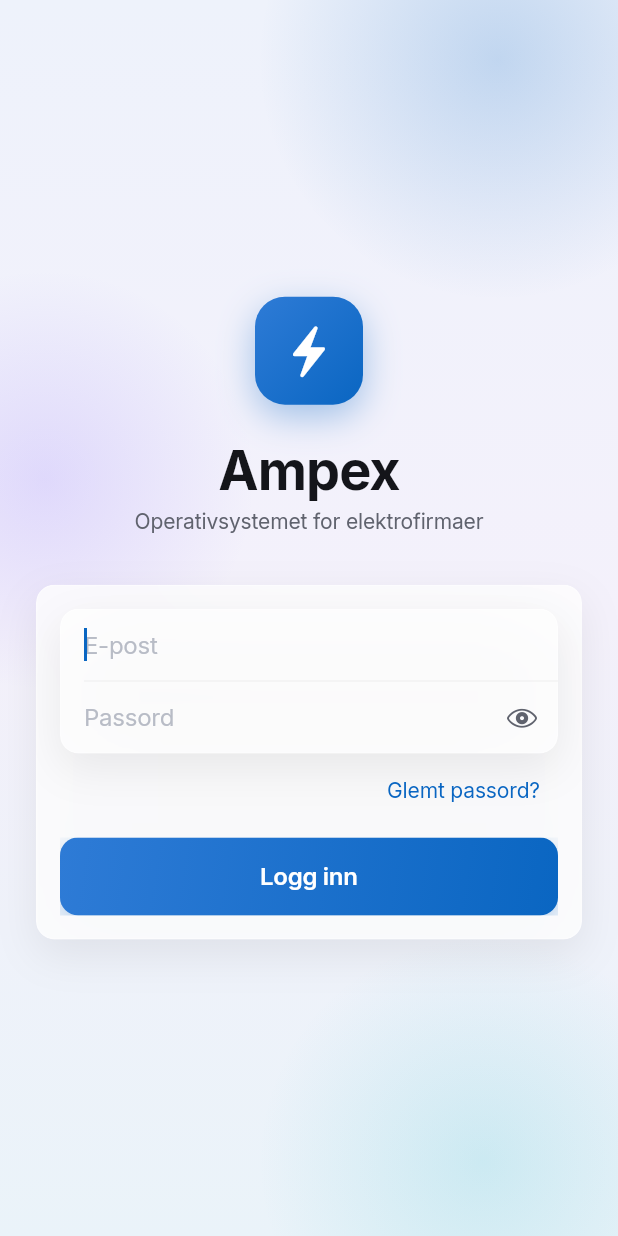
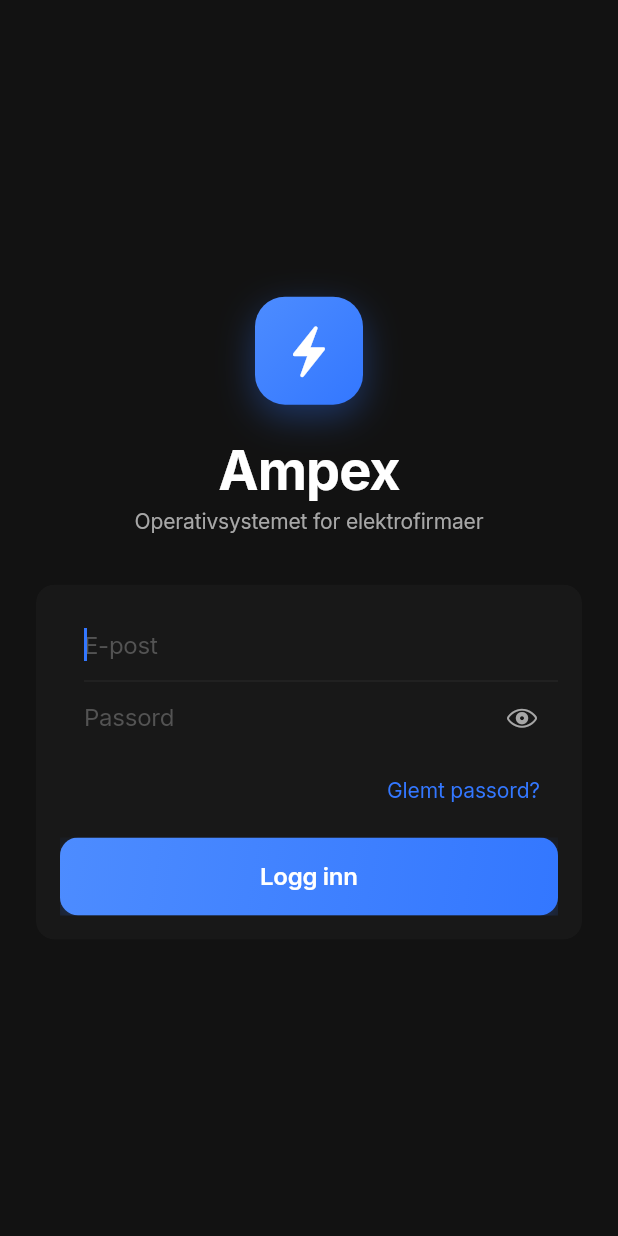
Before and after one commit to stocktormod-design/ampex-xlr8, a Flutter app: the screen it shows after launch, on a phone screen of 412 x 824 dp. Run offline on Flutter 3.47's test engine with Material 3 defaults, Android fonts, the phone set to English and light mode, and no system bars; our stand-ins replace connectivity_plus, drift, drift_flutter, flutter_dotenv, flutter_riverpod, go_router and 2 more; accounts and stored records are empty; generated files the repository leaves out were written again.

Commit message:
design: pivot to true Spotify Dark Mode
User requested a more premium, seamless look matching Spotify.
- AppColors: switched entirely to Spotify dark theme (#000000 background,
  #121212 surfaces, high contrast white text, #A7A7A7 secondary text)
- AppTheme: locked to dark() mode regardless of system settings
- AmpexBackdrop: removed colorful blobs, now a clean dark void
- AmpexGlass: removed shadows (don't make sense on black), increased
  blur and refined the hairline border
- Typography: colors updated to dark mode tokens
- Docs: updated design-system.md to reflect the dark mode pivot

Co-authored-by: Cursor <cursoragent@cursor.com>

```diff
--- a/lib/core/theme/app_colors.dart
+++ b/lib/core/theme/app_colors.dart
@@ -2,72 +2,63 @@ import 'package:flutter/cupertino.dart';
 
 /// Ampex design tokens – farger (én sannhet for iOS, Android og web).
 ///
-/// Retning: iOS-struktur + Spotify-aktig glassmorfisme.
-/// – Mykt gradient-bakteppe gir dybde bak frostede glassflater.
-/// – Glassflater = halvgjennomsiktig hvit + blur + hårfin kant.
-/// – Én accent med svak gradient, brukt på primærhandlinger.
+/// Retning: Spotify Dark Mode. Ekte premium og seamless.
+/// – Kullsvart bakgrunn for dybde (`#000000` eller `#121212`).
+/// – Rene, svake overflater uten unødvendige kanter og farge-blobs.
+/// – Én tydelig accent-farge (Spotify-grønn/Ampex-blå), alt annet er nøytralt.
 abstract final class AppColors {
-  // ── Gradient-bakteppe (det glasset «blurrer») ──────────────────────────────
-  static const backdropTop = Color(0xFFEEF2FB);
-  static const backdropMid = Color(0xFFF4F1FB);
-  static const backdropBottom = Color(0xFFEAF3F9);
+  // ── Bakgrunn (Dyp mørk) ─────────────────────────────────────────────────────
+  /// Hovedbakgrunn (Helt svart for OLED-skjermer gir ekstrem dybde)
+  static const background = Color(0xFF121212); // Spotify hovedbakgrunn
 
-  /// Fargede «blobs» som gir liv bak glasset.
-  static const blobBlue = Color(0x330A66C2);
-  static const blobViolet = Color(0x2A7C5CFF);
-  static const blobCyan = Color(0x2618B5C9);
+  /// Overflate nivå 1 (Kort, grouped sections)
+  static const surface = Color(0xFF181818); // Spotify overflate
 
-  /// Solid fallback-bakgrunn (når blur ikke er ønskelig).
-  static const background = Color(0xFFEFF1F8);
+  /// Overflate nivå 2 (Tab bar, nav bar, quick tiles)
+  static const surfaceElevated = Color(0xFF282828); // Enda litt lysere
 
-  // ── Glassflater ─────────────────────────────────────────────────────────────
-  /// Frostet kort/seksjon.
-  static const glassSurface = Color(0xCCFFFFFF);
+  /// Overflate nivå 3 (Søkefelt, myke knapper)
+  static const surfaceHighlight = Color(0xFF333333);
 
-  /// Sterkere glass (nav/tab-bar).
-  static const glassBar = Color(0xE6FFFFFF);
+  // ── Tekst (Høy kontrast) ───────────────────────────────────────────────────
+  static const label = Color(0xFFFFFFFF);
+  static const labelSecondary = Color(0xFFA7A7A7); // Spotify grå
+  static const labelTertiary = Color(0xFF727272);
+  static const labelPlaceholder = Color(0xFF535353);
 
-  /// Hårfin lyskant øverst på glass.
-  static const glassBorder = Color(0x4DFFFFFF);
-
-  /// Solid hvit der vi trenger ugjennomsiktig flate.
-  static const surface = Color(0xFFFFFFFF);
-  static const surfaceElevated = Color(0xFFFAFAFC);
-
-  // ── Tekst ──────────────────────────────────────────────────────────────────
-  static const label = Color(0xFF14151A);
-  static const labelSecondary = Color(0xFF60636E);
-  static const labelTertiary = Color(0xFF9CA0AC);
-  static const labelPlaceholder = Color(0xFFB8BCC6);
-
-  // ── Accent ───────────────────────────────────────────────────────────────────
-  static const accent = Color(0xFF0A66C2);
-  static const accentBright = Color(0xFF2E7BD6);
-  static const accentSoft = Color(0xFFE6EFFB);
+  // ── Accent (Én tydelig handling) ────────────────────────────────────────────
+  /// Vi bruker en premium "elektrisk blå" som føles ren i dark mode.
+  static const accent = Color(0xFF3377FF);
+  static const accentSoft = Color(0x263377FF);
 
   static const LinearGradient accentGradient = LinearGradient(
     begin: Alignment.topLeft,
     end: Alignment.bottomRight,
-    colors: [accentBright, accent],
+    colors: [Color(0xFF4D8CFF), accent],
   );
 
   // ── Semantiske ─────────────────────────────────────────────────────────────
-  static const destructive = Color(0xFFE5484D);
-  static const success = Color(0xFF2D7A4F);
-  static const warning = Color(0xFFE8A317);
+  static const destructive = Color(0xFFE91429); // Skarpere rød
+  static const success = Color(0xFF1ED760); // Spotify-grønn
+  static const warning = Color(0xFFFFA42B);
 
-  // ── Skillelinjer ──────────────────────────────────────────────────────────
-  static const separator = Color(0x14000000);
-  static const separatorOpaque = Color(0xFFD8DAE2);
+  // ── Skillelinjer (Svært subtile i dark mode) ───────────────────────────────
+  static const separator = Color(0x1AFFFFFF); // Veldig svak hvit
+  static const separatorOpaque = Color(0xFF2A2A2A);
 
   // ── Interaktive states ────────────────────────────────────────────────────
-  static const pressed = Color(0x0F000000);
-  static const selected = Color(0x140A66C2);
+  static const pressed = Color(0x1AFFFFFF);
+  static const selected = Color(0x1A3377FF);
 
-  // ── Bakteppe-gradient (helper) ──────────────────────────────────────────────
+  // ── Glassflater (Tilpasset mørk modus) ──────────────────────────────────────
+  static const glassSurface = Color(0xFF181818); // Fast overflate i dark mode (ikke frostet for bedre ytelse og Spotify-look)
+  static const glassBar = Color(0xF2121212); // Kraftig frostet Spotify-bar
+  static const glassBorder = Color(0x1AFFFFFF); // Veldig svak hvit kant
+
+  // ── Bakteppe-gradient (helper for hero/login skjermer) ─────────────────────────
   static const LinearGradient backdropGradient = LinearGradient(
     begin: Alignment.topCenter,
     end: Alignment.bottomCenter,
-    colors: [backdropTop, backdropMid, backdropBottom],
+    colors: [Color(0xFF282828), Color(0xFF121212)],
   );
 }
--- a/lib/core/theme/app_theme.dart
+++ b/lib/core/theme/app_theme.dart
@@ -7,13 +7,16 @@ import 'app_radius.dart';
 import 'app_spacing.dart';
 import 'app_typography.dart';
 
-/// Ampex designsystem – lys modus.
+/// Ampex designsystem – DARK MODUS.
 ///
 /// Én ThemeData brukt på alle plattformer (iOS, Android, web).
-/// Cupertino-widgets arver farger via [cupertinoOverrideTheme].
 class AppTheme {
   static ThemeData light() {
-    const cs = ColorScheme.light(
+    return dark(); // Tvinger dyp Spotify-tema overalt, uansett systeminnstilling.
+  }
+
+  static ThemeData dark() {
+    const cs = ColorScheme.dark(
       primary: AppColors.accent,
       onPrimary: Colors.white,
       surface: AppColors.surface,
@@ -23,8 +26,8 @@ class AppTheme {
       outlineVariant: AppColors.separatorOpaque,
       error: AppColors.destructive,
       onError: Colors.white,
-      surfaceContainerHighest: AppColors.background,
-      surfaceContainerLow: AppColors.accentSoft,
+      surfaceContainerHighest: AppColors.surfaceElevated,
+      surfaceContainerLow: AppColors.surfaceHighlight,
     );
 
     return ThemeData(
@@ -37,10 +40,10 @@ class AppTheme {
 
       // ── Cupertino overlay ───────────────────────────────────────────────────
       cupertinoOverrideTheme: const CupertinoThemeData(
-        brightness: Brightness.light,
+        brightness: Brightness.dark,
         primaryColor: AppColors.accent,
         scaffoldBackgroundColor: AppColors.background,
-        barBackgroundColor: AppColors.surfaceElevated,
+        barBackgroundColor: AppColors.background,
       ),
 
       // ── AppBar ──────────────────────────────────────────────────────────────
@@ -50,9 +53,9 @@ class AppTheme {
         backgroundColor: AppColors.background,
         foregroundColor: AppColors.label,
         titleTextStyle: AppTypography.headline,
-        systemOverlayStyle: SystemUiOverlayStyle(
-          statusBarBrightness: Brightness.light,
-          statusBarIconBrightness: Brightness.dark,
+        systemOverlayStyle: const SystemUiOverlayStyle(
+          statusBarBrightness: Brightness.dark,
+          statusBarIconBrightness: Brightness.light,
         ),
       ),
 
@@ -83,7 +86,7 @@ class AppTheme {
       ),
       textButtonTheme: TextButtonThemeData(
         style: TextButton.styleFrom(
-          foregroundColor: AppColors.accent,
+          foregroundColor: AppColors.label, // Hvit i mørkt tema for renhet
           textStyle: AppTypography.body,
           minimumSize: const Size(0, AppSpacing.minTouch),
         ),
@@ -92,7 +95,7 @@ class AppTheme {
       // ── Input ───────────────────────────────────────────────────────────────
       inputDecorationTheme: InputDecorationTheme(
         filled: true,
-        fillColor: AppColors.surface,
+        fillColor: AppColors.surfaceHighlight, // Viser inputfeltet i mørket
         contentPadding: const EdgeInsets.symmetric(
           horizontal: AppSpacing.rowH,
           vertical: AppSpacing.rowV,
@@ -107,7 +110,7 @@ class AppTheme {
         ),
         focusedBorder: OutlineInputBorder(
           borderRadius: AppRadius.sectionBorder,
-          borderSide: const BorderSide(color: AppColors.accent, width: 1.5),
+          borderSide: const BorderSide(color: AppColors.labelSecondary, width: 1),
         ),
         errorBorder: OutlineInputBorder(
           borderRadius: AppRadius.sectionBorder,
@@ -130,8 +133,8 @@ class AppTheme {
 
       // ── BottomNavigation ────────────────────────────────────────────────────
       bottomNavigationBarTheme: BottomNavigationBarThemeData(
-        backgroundColor: AppColors.surfaceElevated,
-        selectedItemColor: AppColors.accent,
+        backgroundColor: AppColors.background,
+        selectedItemColor: AppColors.label,
         unselectedItemColor: AppColors.labelSecondary,
         selectedLabelStyle: AppTypography.tabLabel,
         unselectedLabelStyle: AppTypography.tabLabel,
@@ -140,14 +143,4 @@ class AppTheme {
       ),
     );
   }
-
-  /// CupertinoThemeData for rene Cupertino-komponenter.
-  static CupertinoThemeData cupertino() {
-    return const CupertinoThemeData(
-      brightness: Brightness.light,
-      primaryColor: AppColors.accent,
-      scaffoldBackgroundColor: AppColors.background,
-      barBackgroundColor: Color(0xF2F9F9FC),
-    );
-  }
 }
--- a/lib/core/widgets/ampex_glass.dart
+++ b/lib/core/widgets/ampex_glass.dart
@@ -5,10 +5,9 @@ import 'package:flutter/material.dart';
 import '../theme/app_colors.dart';
 import '../theme/app_radius.dart';
 
-/// Gradient-bakteppe med myke fargede «blobs».
+/// En helt ren bakgrunn, droppet farge-blobs. Ekte Spotify-clean.
 ///
-/// Dette er flaten alt glass legger seg oppå – gir dybde og den
-/// Spotify-aktige følelsen. Brukes som rot på hver skjerm.
+/// Brukes på start/login for en veldig myk gradient mot sort.
 class AmpexBackdrop extends StatelessWidget {
   const AmpexBackdrop({super.key, required this.child});
 
@@ -17,67 +16,22 @@ class AmpexBackdrop extends StatelessWidget {
   @override
   Widget build(BuildContext context) {
     return DecoratedBox(
-      decoration: const BoxDecoration(gradient: AppColors.backdropGradient),
-      child: Stack(
-        children: [
-          // Fargede blobs som glasset blurrer.
-          Positioned(
-            top: -120,
-            right: -80,
-            child: _Blob(color: AppColors.blobBlue, size: 320),
-          ),
-          Positioned(
-            top: 180,
-            left: -110,
-            child: _Blob(color: AppColors.blobViolet, size: 280),
-          ),
-          Positioned(
-            bottom: -100,
-            right: -60,
-            child: _Blob(color: AppColors.blobCyan, size: 300),
-          ),
-          Positioned.fill(child: child),
-        ],
-      ),
+      decoration: const BoxDecoration(color: AppColors.background), // Helt clean svart
+      child: child,
     );
   }
 }
 
-class _Blob extends StatelessWidget {
-  const _Blob({required this.color, required this.size});
-
-  final Color color;
-  final double size;
-
-  @override
-  Widget build(BuildContext context) {
-    return IgnorePointer(
-      child: Container(
-        width: size,
-        height: size,
-        decoration: BoxDecoration(
-          shape: BoxShape.circle,
-          gradient: RadialGradient(
-            colors: [color, color.withValues(alpha: 0)],
-          ),
-        ),
-      ),
-    );
-  }
-}
-
-/// Frostet glassflate – halvgjennomsiktig + blur + hårfin lyskant.
-///
-/// Den ene byggeklossen for kort, seksjoner, barer. Samme uttrykk overalt.
+/// Frostet glassflate – tilpasset dark mode.
 class AmpexGlass extends StatelessWidget {
   const AmpexGlass({
     super.key,
     required this.child,
     this.borderRadius = AppRadius.sectionBorder,
     this.color = AppColors.glassSurface,
-    this.blur = 24,
-    this.border = true,
-    this.shadow = true,
+    this.blur = 30, // Høyere blur i dark mode
+    this.border = false, // Drop borders for et renere uttrykk
+    this.shadow = false, // Drop skygger i mørkt tema (gir ikke mening på svart bakgrunn)
     this.clip = true,
   });
 
@@ -96,7 +50,7 @@ class AmpexGlass extends StatelessWidget {
         color: color,
         borderRadius: borderRadius,
         border: border
-            ? Border.all(color: AppColors.glassBorder, width: 1)
+            ? Border.all(color: AppColors.glassBorder, width: 0.5)
             : null,
       ),
       child: child,
@@ -112,20 +66,6 @@ class AmpexGlass extends StatelessWidget {
           )
         : content;
 
-    if (!shadow) return blurred;
-
-    return DecoratedBox(
-      decoration: BoxDecoration(
-        borderRadius: borderRadius,
-        boxShadow: const [
-          BoxShadow(
-            color: Color(0x12000000),
-            blurRadius: 24,
-            offset: Offset(0, 10),
-          ),
-        ],
-      ),
-      child: blurred,
-    );
+    return blurred; // Ingen skygge i mørk modus
   }
 }
--- a/lib/features/shell/presentation/app_tab_shell.dart
+++ b/lib/features/shell/presentation/app_tab_shell.dart
@@ -6,6 +6,7 @@ import 'package:go_router/go_router.dart';
 
 import '../../../core/theme/app_colors.dart';
 import '../../../core/theme/app_typography.dart';
+import '../../../core/widgets/ampex_glass.dart';
 
 /// Frostet glass-tab-bar. Innhold scroller under (extendBody).
 class AppTabShell extends StatelessWidget {
@@ -36,7 +37,7 @@ class AppTabShell extends StatelessWidget {
     return Scaffold(
       backgroundColor: Colors.transparent,
       extendBody: true,
-      body: navigationShell,
+      body: AmpexBackdrop(child: navigationShell),
       bottomNavigationBar: _GlassTabBar(
         currentIndex: navigationShell.currentIndex,
         onTap: (i) => navigationShell.goBranch(
```
Also changed, not shown: 1 other file.
